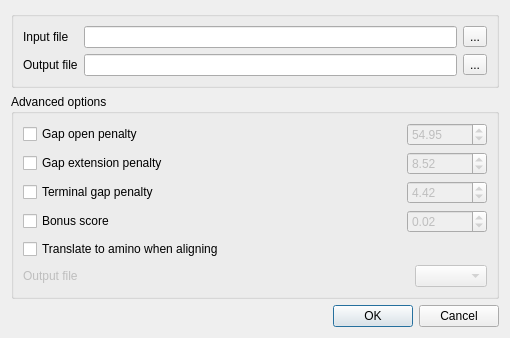
The window that src/plugins_3rdparty/kalign/src/KalignDialog.ui (violethaze74/ugene) describes before a commit, drawn with Qt 5.
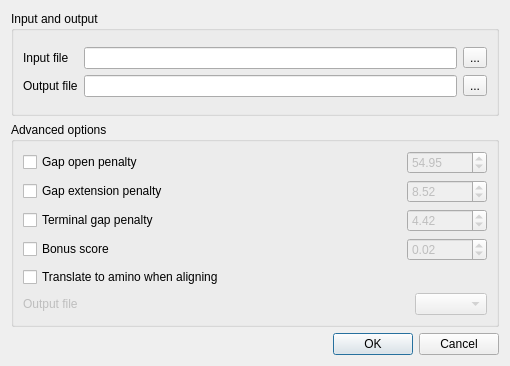
The same window after the commit.

Commit message: Groupbox header in Align dialogs. UGENE-4848

```diff
--- a/src/plugins_3rdparty/kalign/src/KalignDialog.ui
+++ b/src/plugins_3rdparty/kalign/src/KalignDialog.ui
@@ -7,7 +7,7 @@
     <x>0</x>
     <y>0</y>
     <width>510</width>
-    <height>319</height>
+    <height>366</height>
    </rect>
   </property>
   <property name="sizePolicy">
@@ -43,7 +43,7 @@
         </sizepolicy>
        </property>
        <property name="title">
-        <string/>
+        <string>Input and output</string>
        </property>
        <layout class="QGridLayout" name="gridLayout_3">
         <item row="0" column="0">
```
The commit also changes 5 other files.
